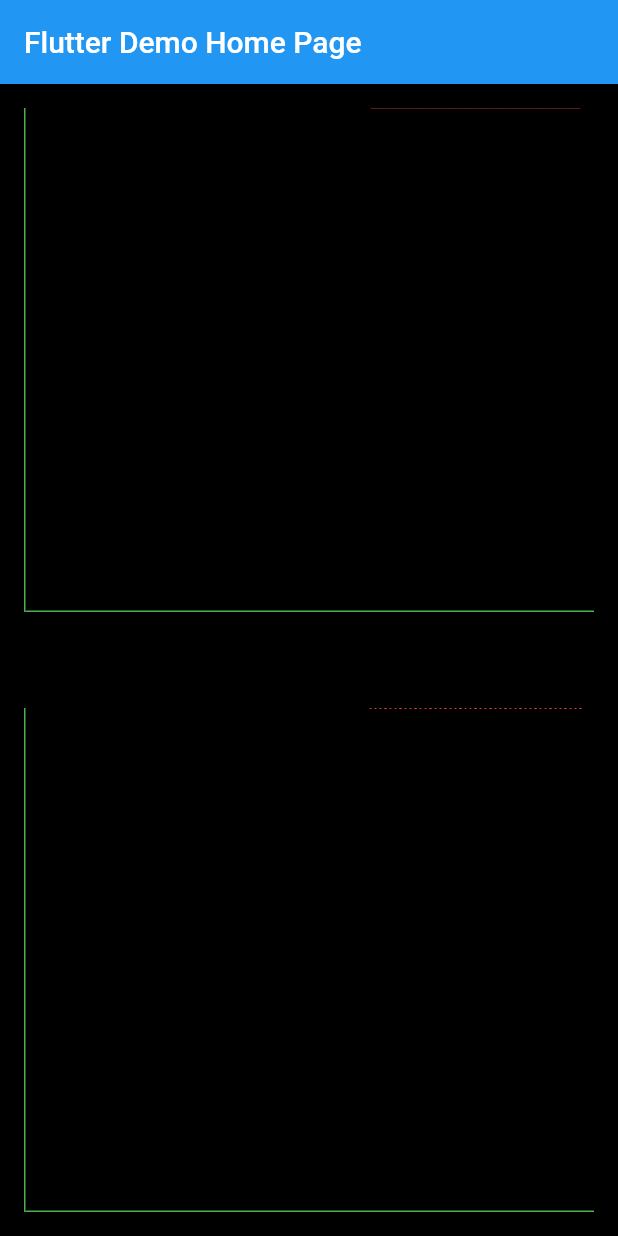
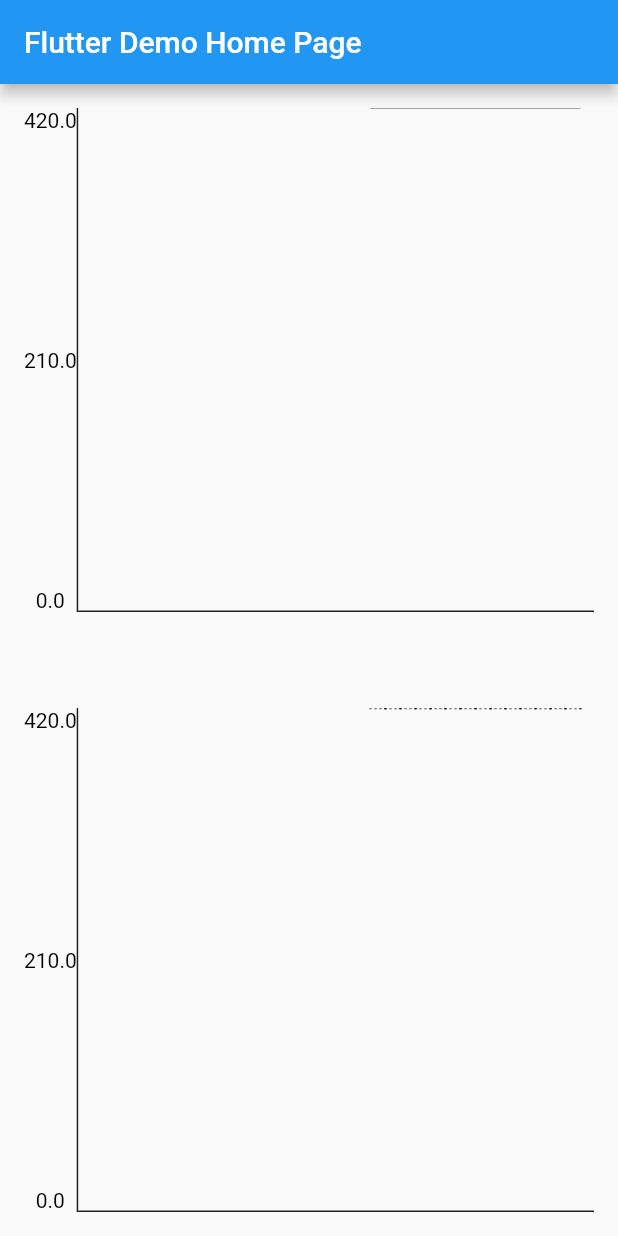
Before and after one commit to tajaouart/real_time_chart, a Flutter app: the screen it shows after launch, on a phone screen of 412 x 824 dp. Run offline on Flutter 3.47's test engine with Material 2 defaults, Android fonts, the phone set to English and light mode, and no system bars.

Commit message:
display axis values

```diff
--- a/example/lib/main.dart
+++ b/example/lib/main.dart
@@ -37,7 +37,6 @@ class _MyHomePageState extends State<MyHomePage> {
     final stream = getDataStream().asBroadcastStream();
 
     return Scaffold(
-      backgroundColor: Colors.black,
       appBar: AppBar(
         title: Text(widget.title),
       ),
--- a/lib/src/live_chart.dart
+++ b/lib/src/live_chart.dart
@@ -8,27 +8,33 @@ import 'point.dart';
 
 class RealTimeGraph extends StatefulWidget {
   const RealTimeGraph({
+    this.updateDelay = const Duration(milliseconds: 50),
+    this.displayMode = ChartDisplay.line,
+    this.displayYAxisValues = true,
+    this.axisColor = Colors.black87,
+    this.graphColor = Colors.black45,
+    this.pointsSpacing = 3.0,
+    this.graphStroke = 1,
+    this.axisStroke = 1.0,
+    this.axisTextBuilder,
+    required this.stream,
+    this.minValue = 0,
+    this.speed = 1,
     Key? key,
-    this.updateDelay = const Duration(milliseconds: 50),
-    this.speed = 1,
-    this.graphStroke = 0.5,
-    this.graphColor = Colors.red,
-    this.axisColor = Colors.green,
-    this.axisWidth = 1.0,
-    required this.stream,
-    this.pointsSpacing = 3.0,
-    this.displayMode = ChartDisplay.line,
   }) : super(key: key);
 
+  final Widget Function(double)? axisTextBuilder;
+  final ChartDisplay displayMode;
+  final bool displayYAxisValues;
   final Stream<double> stream;
+  final Duration updateDelay;
+  final double pointsSpacing;
+  final double axisStroke;
+  final double graphStroke;
   final Color graphColor;
-  final double axisWidth;
   final Color axisColor;
-  final Duration updateDelay;
+  final double minValue;
   final int speed;
-  final double graphStroke;
-  final double pointsSpacing;
-  final ChartDisplay displayMode;
 
   @override
   RealTimeGraphState createState() => RealTimeGraphState();
@@ -67,35 +73,57 @@ class RealTimeGraphState extends State<RealTimeGraph>
     });
   }
 
+  double get maxValue {
+    return _data.isEmpty ? 0 : _data.map((point) => point.y).reduce(max);
+  }
+
+  double get minValue => widget.minValue;
+
+  double get medianValue => (maxValue + minValue) / 2;
+
   @override
   Widget build(BuildContext context) {
-    return LayoutBuilder(
+    return Row(
+      mainAxisSize: MainAxisSize.max,
+      children: [
+        if (widget.displayYAxisValues)
+          Column(
+            mainAxisAlignment: MainAxisAlignment.spaceBetween,
+            children: [
+              widget.axisTextBuilder?.call(maxValue) ?? textBuilder(maxValue),
+              widget.axisTextBuilder?.call(medianValue) ??
+                  textBuilder(medianValue),
+              widget.axisTextBuilder?.call(minValue) ?? textBuilder(minValue),
+            ],
+          ),
+        Container(
+          color: widget.axisColor,
+          width: widget.axisStroke,
+          height: double.maxFinite,
+        ),
+        Expanded(
+          child: Column(
+            mainAxisSize: MainAxisSize.max,
+            children: [
+              Expanded(
+                child: LayoutBuilder(
                   builder: (context, constraints) {
-        if (!constraints.maxWidth.isFinite || !constraints.maxHeight.isFinite) {
+                    if (!constraints.maxWidth.isFinite ||
+                        !constraints.maxHeight.isFinite) {
                       return const SizedBox.shrink();
                     }
 
                     return SizedBox(
-          key: Key('${constraints.maxWidth}${constraints.maxHeight}'),
+                      key: Key(
+                          '${constraints.maxWidth}${constraints.maxHeight}'),
                       height: constraints.maxHeight,
                       width: constraints.maxWidth,
-          child: Row(
-            mainAxisSize: MainAxisSize.max,
-            children: [
-              Container(
-                color: widget.axisColor,
-                width: widget.axisWidth,
-                height: constraints.maxHeight,
-              ),
-              Column(
-                mainAxisSize: MainAxisSize.max,
-                children: [
-                  ClipRRect(
+                      child: ClipRRect(
                         child: RepaintBoundary(
                           child: CustomPaint(
                             size: Size(
-                          constraints.maxWidth - widget.axisWidth,
-                          constraints.maxHeight - widget.axisWidth,
+                              constraints.maxWidth,
+                              constraints.maxHeight,
                             ),
                             painter: widget.displayMode == ChartDisplay.points
                                 ? _PointGraphPainter(
@@ -112,17 +140,26 @@ class RealTimeGraphState extends State<RealTimeGraph>
                           ),
                         ),
                       ),
+                    );
+                  },
+                ),
+              ),
               Container(
                 color: widget.axisColor,
-                    height: widget.axisWidth,
-                    width: constraints.maxWidth - widget.axisWidth,
+                height: widget.axisStroke,
+                width: double.maxFinite,
               )
             ],
           ),
+        ),
       ],
-          ),
     );
-      },
+  }
+
+  Widget textBuilder(double value) {
+    return Text(
+      value.toString(),
+      style: const TextStyle(color: Colors.black),
     );
   }
 
```
Lines whose indentation alone changed are shown as unchanged.
